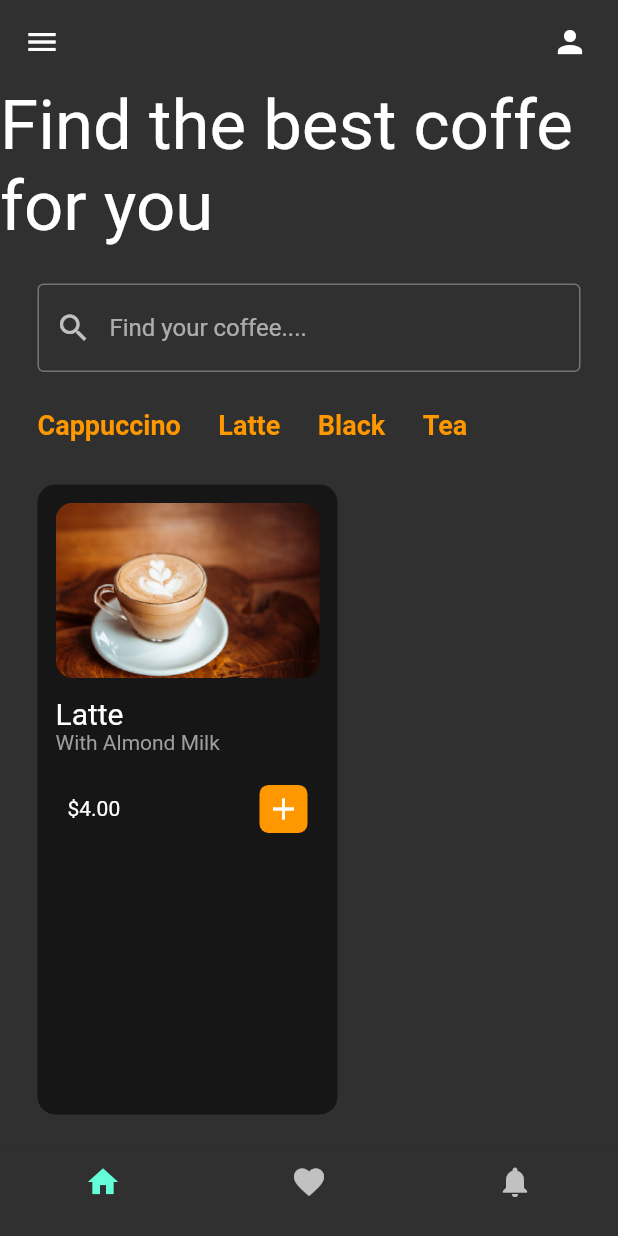
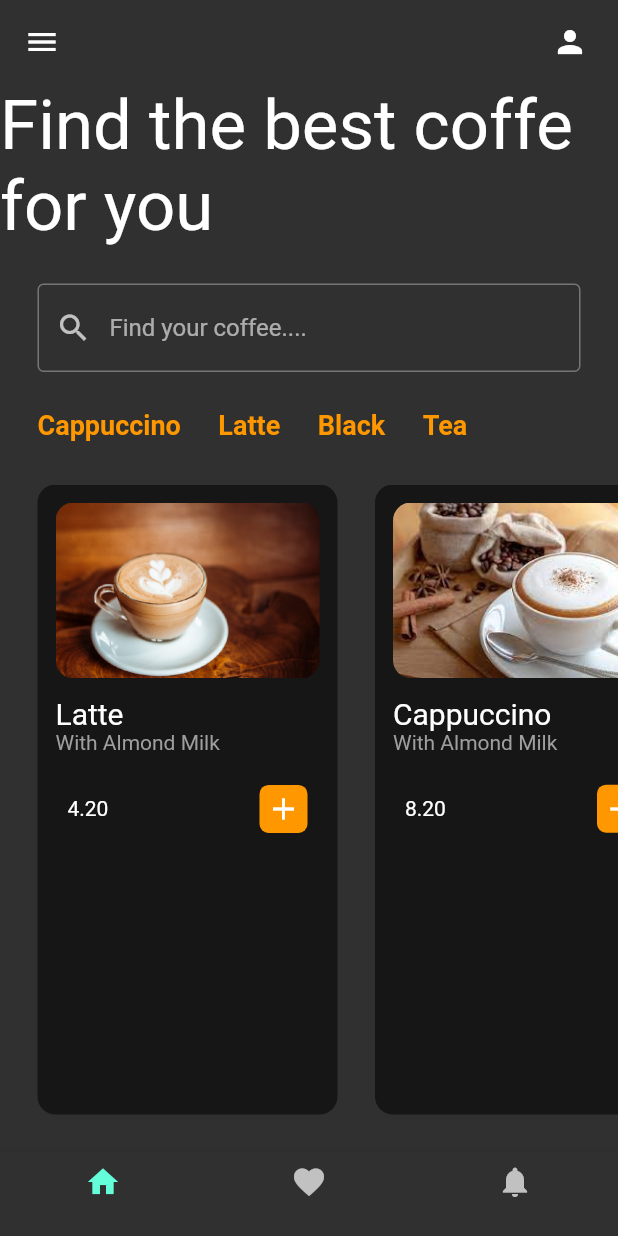
Before and after one commit to dandanCod123/Coffe_Shop_Flutter, a Flutter app: the screen it shows after launch, on a phone screen of 412 x 824 dp. Run offline on Flutter 3.47's test engine with Material 2 defaults, Android fonts, the phone set to English and light mode, and no system bars; our stand-ins replace google_fonts.

Commit message:
coffe_shop_incompleta

```diff
--- a/lib/pages/homepage.dart
+++ b/lib/pages/homepage.dart
@@ -32,6 +32,9 @@ final List coffeType = [
 // GERENCIAR ESTADOSF
 void coffeTypeSelected(int index) {
   setState(() {
+    for (int i = 0; i < coffeType.length; i++) {
+      coffeType[i][1] = false;
+    }
     coffeType[index][1] = true;
   });
 }
@@ -111,7 +114,21 @@ class _Coffe_PageState extends State<Coffe_Page> {
               child: ListView(
             scrollDirection: Axis.horizontal,
             children: [
-              CoffeeTtile(),
+              CoffeeTtile(
+                coffeImagePath: "assets/images/Latte.jpg",
+                coffeName: 'Latte',
+                coffePrice: '4.20',
+              ),
+              CoffeeTtile(
+                coffeImagePath: "assets/images/cap.jpeg",
+                coffeName: 'Cappuccino',
+                coffePrice: '8.20',
+              ),
+              CoffeeTtile(
+                coffeImagePath: "assets/images/tea.jpg",
+                coffeName: 'Tea',
+                coffePrice: '6.20',
+              ),
             ],
           ))
         ],
--- a/lib/util/coffe_title.dart
+++ b/lib/util/coffe_title.dart
@@ -1,7 +1,14 @@
 import 'package:flutter/material.dart';
 
 class CoffeeTtile extends StatelessWidget {
-  const CoffeeTtile({super.key});
+  final String coffeImagePath;
+  final String coffeName;
+  final String coffePrice;
+
+  CoffeeTtile(
+      {required this.coffeImagePath,
+      required this.coffeName,
+      required this.coffePrice});
 
   @override
   Widget build(BuildContext context) {
@@ -19,7 +26,7 @@ class CoffeeTtile extends StatelessWidget {
           children: [
             ClipRRect(
               borderRadius: BorderRadius.circular(12),
-              child: Image.asset("assets/images/Latte.jpg"),
+              child: Image.asset(coffeImagePath),
             ),
 
             ///////////
@@ -29,7 +36,7 @@ class CoffeeTtile extends StatelessWidget {
                 crossAxisAlignment: CrossAxisAlignment.start,
                 children: [
                   Text(
-                    'Latte',
+                    coffeName,
                     style: TextStyle(fontSize: 20),
                   ),
                   Text(
@@ -44,7 +51,7 @@ class CoffeeTtile extends StatelessWidget {
               child: Row(
                 mainAxisAlignment: MainAxisAlignment.spaceBetween,
                 children: [
-                  Text('\$4.00'),
+                  Text(coffePrice),
                   Container(
                     padding: EdgeInsets.all(4),
                     decoration: BoxDecoration(
```
Also changed, not shown: assets/images/cap.jpeg (added), assets/images/tea.jpg (added).
